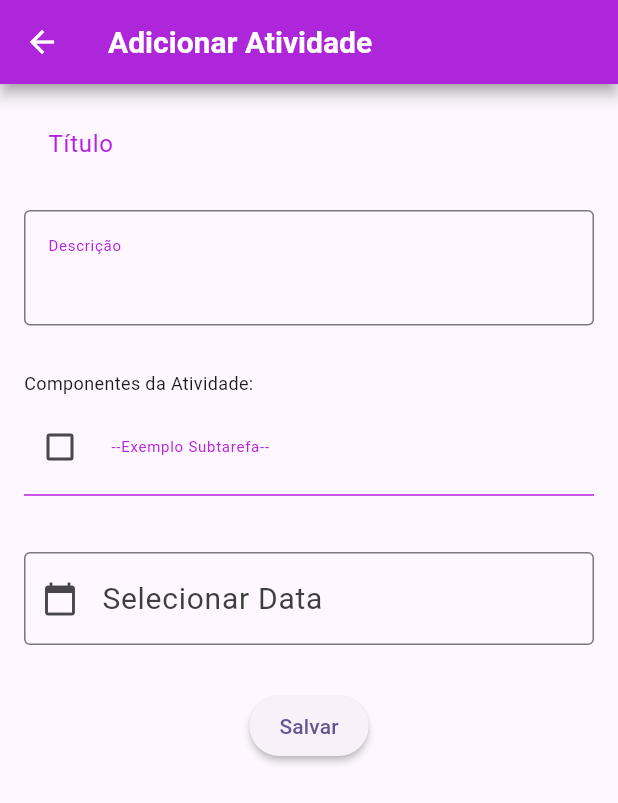
After one commit to 2LMR-Solutions/AgendaAcademicaFlutter, a Flutter app: the TaskScreen screen opened directly, on a phone screen of 412 x 824 dp. The commit adds this screen. Shown: the top 803 px of the screen. Run offline on Flutter 3.47's test engine with Material 3 defaults, Android fonts, the phone set to English and light mode, and no system bars; our stand-ins replace shared_preferences, table_calendar; accounts and stored records are empty.

Commit message:
feat-inclusao da tela de adição de atividades, com mudanças nas cores de alguns icones (Seta de voltar)

```diff
--- /dev/null
+++ b/lib/adicionar_atividade.dart
@@ -0,0 +1,188 @@
+import 'package:flutter/material.dart';
+import 'package:intl/intl.dart';
+
+class TaskScreen extends StatefulWidget {
+  const TaskScreen({super.key});
+
+  @override
+  _TaskScreenState createState() => _TaskScreenState();
+}
+
+class _TaskScreenState extends State<TaskScreen> {
+  TextEditingController _dateController = TextEditingController();
+  String _formattedDate = "";
+  List<TextEditingController> _subtaskControllers = [];
+  List<bool> _subtaskChecked = [];
+
+  // Função para selecionar a data
+  Future<void> _selectDate(BuildContext context) async {
+    final DateTime? picked = await showDatePicker(
+      context: context,
+      initialDate: DateTime.now(),
+      firstDate: DateTime(2000),
+      lastDate: DateTime(2101),
+    );
+
+    if (picked != null && picked != DateTime.now()) {
+      setState(() {
+        _formattedDate = DateFormat('dd/MM/yyyy').format(picked);
+        _dateController.text = _formattedDate;
+      });
+    }
+  }
+
+  // Função chamada quando o estado do checkbox mudar
+  void _onCheckboxChanged(int index, bool? newValue) {
+    setState(() {
+      _subtaskChecked[index] = newValue ?? false;
+    });
+  }
+
+  // Função para adicionar uma nova subtarefa
+  void _addSubtask() {
+    setState(() {
+      _subtaskControllers.add(TextEditingController());
+      _subtaskChecked.add(false);
+    });
+  }
+
+  @override
+  void initState() {
+    super.initState();
+    _addSubtask(); // Adiciona a primeira subtarefa inicialmente
+  }
+
+  @override
+  Widget build(BuildContext context) {
+    return Scaffold(
+      appBar: AppBar(
+        leading: IconButton(
+          icon: const Icon(Icons.arrow_back, color: Colors.white),
+          onPressed: () {
+            Navigator.pop(context);
+          },
+        ),
+        backgroundColor: const Color.fromRGBO(181, 33, 226, 1),
+        elevation: 4,
+        shadowColor: Colors.grey,
+        title: const Text(
+          "Adicionar Atividade",
+          style: TextStyle(
+            fontSize: 20,
+            fontFamily: 'Roboto',
+            fontWeight: FontWeight.bold,
+            color: Colors.white,
+          ),
+        ),
+      ),
+      body: SingleChildScrollView(
+        child: Padding(
+          padding: const EdgeInsets.all(16.0),
+          child: Column(
+            crossAxisAlignment: CrossAxisAlignment.start,
+            children: [
+              const TextField(
+                style: TextStyle(fontFamily: 'Roboto', fontSize: 16),
+                decoration: InputDecoration(
+                  hintText: "Título",
+                  hintStyle: TextStyle(color: Color(0xFFb521e2)),
+                  border: InputBorder.none,
+                  fillColor: Colors.transparent,
+                  filled: true,
+                ),
+              ),
+              const SizedBox(height: 20),
+              const TextField(
+                style: TextStyle(
+                  fontFamily: 'Roboto',
+                  fontSize: 10,
+                ),
+                decoration: InputDecoration(
+                  hintText: "Descrição",
+                  hintStyle: TextStyle(color: Color(0xFFb521e2)),
+                  border: OutlineInputBorder(borderSide: BorderSide(color: Color(0xFFb521e2))),
+                ),
+                maxLines: 3,
+              ),
+              const SizedBox(height: 30),
+              const Text(
+                "Componentes da Atividade:",
+                style: TextStyle(
+                  fontSize: 12,
+                  fontFamily: "Roboto",
+                ),
+              ),
+              const SizedBox(height: 10),
+              // Lista de subtarefas
+              for (int i = 0; i < _subtaskControllers.length; i++)
+                Row(
+                  children: [
+                    Checkbox(
+                      value: _subtaskChecked[i],
+                      onChanged: (bool? newValue) {
+                        _onCheckboxChanged(i, newValue);
+                      },
+                      activeColor: const Color(0xFFb521e2),
+                    ),
+                    const SizedBox(width: 10),
+                    Expanded(
+                      child: TextField(
+                        controller: _subtaskControllers[i],
+                        style: const TextStyle(fontSize: 10),
+                        decoration: InputDecoration(
+                          hintText: "--Exemplo Subtarefa--",
+                          hintStyle: TextStyle(color: Color(0xFFb521e2)),
+                          border: InputBorder.none,
+                        ),
+                        onChanged: (text) {
+                          // Quando o texto mudar, verificamos se a subtarefa está preenchida
+                          if (text.isNotEmpty && i == _subtaskControllers.length - 1) {
+                            _addSubtask(); // Adiciona uma nova subtarefa quando o campo atual não está vazio
+                          }
+                        },
+                      ),
+                    ),
+                  ],
+                ),
+              const Divider(color: Color(0xFFb521e2)),
+              const SizedBox(height: 20),
+              const SizedBox(height: 10),
+              Row(
+                children: [
+                  Flexible(
+                    child: TextField(
+                      controller: _dateController,
+                      readOnly: true,
+                      style: const TextStyle(fontFamily: 'Roboto', fontSize: 20),
+                      decoration: InputDecoration(
+                        hintText: "Selecionar Data",
+                        hintStyle: const TextStyle(color: Color(0xFF3e3e3e)),
+                        border: const OutlineInputBorder(borderSide: BorderSide(color: Color(0xFFb521e2))),
+                        prefixIcon: IconButton(
+                          icon: const Icon(Icons.calendar_today),
+                          onPressed: () => _selectDate(context),
+                        ),
+                      ),
+                    ),
+                  ),
+                ],
+              ),
+              const SizedBox(height: 20),
+              const SizedBox(height: 10),
+              Center(
+                child: ElevatedButton(
+                  onPressed: () {},
+                  style: ElevatedButton.styleFrom(
+                    padding: const EdgeInsets.symmetric(vertical: 10, horizontal: 20),
+                    elevation: 2,
+                  ),
+                  child: const Text("Salvar"),
+                ),
+              ),
+            ],
+          ),
+        ),
+      ),
+    );
+  }
+}
--- a/lib/pagina_inicial.dart
+++ b/lib/pagina_inicial.dart
@@ -2,6 +2,7 @@ import 'package:flutter/material.dart';
 import 'package:shared_preferences/shared_preferences.dart';
 import 'calendario.dart';
 import 'perfil.dart';
+import 'adicionar_atividade.dart';
 
 class PaginaInicial extends StatefulWidget {
   const PaginaInicial({super.key});
@@ -82,7 +83,7 @@ class _PaginaInicialState extends State<PaginaInicial> {
           ],
         ),
         leading: IconButton(
-          icon: const Icon(Icons.arrow_back),
+          icon: const Icon(Icons.arrow_back, color: Colors.white,),
           onPressed: () {
             // Voltar para a tela de login
             Navigator.pop(context);
@@ -151,9 +152,13 @@ class _PaginaInicialState extends State<PaginaInicial> {
         ),
       ),
       floatingActionButton: FloatingActionButton(
-        onPressed: () {},
-        child: const Icon(Icons.add),
-      ),
+        onPressed: () {Navigator.push(
+        context, MaterialPageRoute(builder: (context) => const TaskScreen(),
+              ),
+            );
+          }, child: const Icon(Icons.add),
+        ),
+
       bottomNavigationBar: BottomNavigationBar(
         iconSize: 40,
         showSelectedLabels: false,
```
